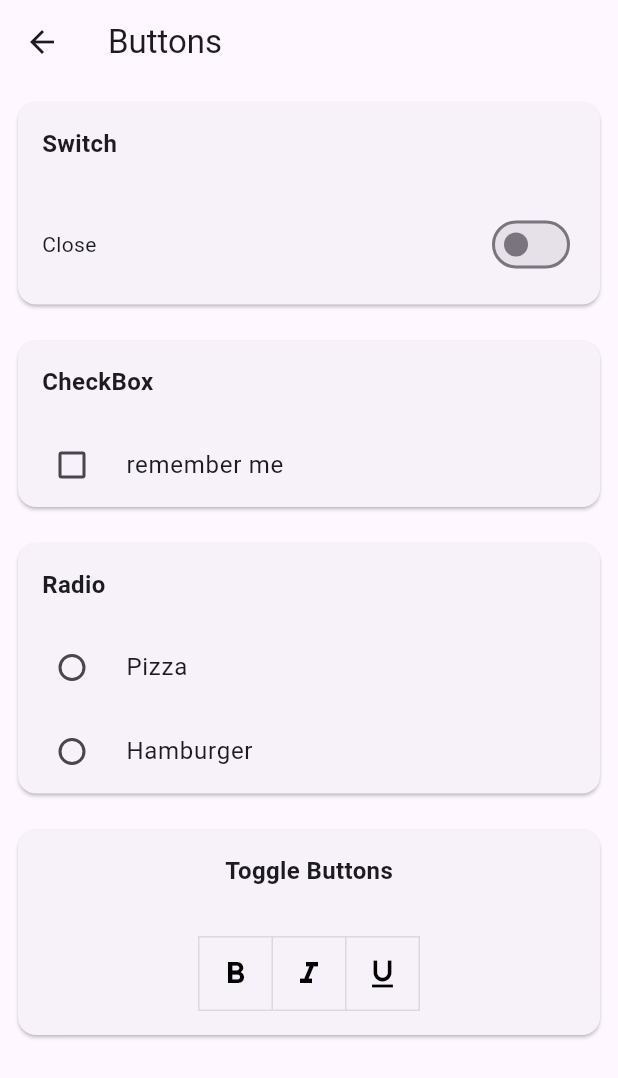
After one commit to ETOTEK-Mobil/ali_odev, a Flutter app: the ButtonsPage screen opened directly, on a phone screen of 412 x 824 dp. The commit adds this screen. Shown: the top 1078 px of the screen. Run offline on Flutter 3.47's test engine with Material 3 defaults, Android fonts, the phone set to English and light mode, and no system bars; our stand-ins replace cached_network_image, webview_flutter.

Commit message:
2. hafta eklendi

```diff
--- /dev/null
+++ b/lib/ui/view/hafta_2/Pages/buttons_page.dart
@@ -0,0 +1,235 @@
+import 'package:flutter/material.dart';
+import 'package:odev/core/constants/app_sizes.dart';
+
+class ButtonsPage extends StatefulWidget {
+  const ButtonsPage({super.key});
+
+  @override
+  State<ButtonsPage> createState() => _ButtonsPageState();
+}
+
+class _ButtonsPageState extends State<ButtonsPage> {
+
+  bool switchControl = false;
+  bool? rememberMe = false;
+  int? radioValue = 0;
+  var toggleStatus = [false,false,false];
+  int? selectedToggleIndex = 0;
+
+  @override
+  Widget build(BuildContext context) {
+    return Scaffold(
+      appBar: AppBar(
+        title:const Text("Buttons"),
+      ),
+      body:SingleChildScrollView(
+        child: IntrinsicHeight(
+          child: Column(
+            children: [
+              Padding(
+                padding: const EdgeInsets.all(8.0),
+                child: Card(
+                  child: Column(
+                    children: [
+                      const Row(
+                        children: [
+                          Padding(
+                            padding: EdgeInsets.all(AppSize.md),
+                            child: Text("Switch",style: TextStyle(
+                              fontSize: AppSize.md,
+                              fontWeight: FontWeight.w700
+                            ),),
+                          )
+                        ],
+                      ),
+                      Row(
+                        mainAxisAlignment: MainAxisAlignment.spaceBetween,
+                        children: [
+                          Padding(
+                            padding:const EdgeInsets.all(AppSize.md),
+                            child: Text(switchControl ? "Open":"Close",
+                            style: TextStyle(
+                              fontWeight: toggleStatus[0] ? FontWeight.w700 : FontWeight.normal,
+                              fontStyle: toggleStatus[1] ? FontStyle.italic : FontStyle.normal,
+                              decoration: toggleStatus[2] ? TextDecoration.underline : TextDecoration.none,
+                              ),
+                              ),
+                          ),
+                          Padding(
+                            padding: const EdgeInsets.all(AppSize.md),
+                            child: Switch(
+                              activeTrackColor: Colors.green,
+                              value: switchControl,
+                              onChanged: (data){
+                                setState(() {
+                                  switchControl = data;
+                                });
+                              }
+                              ),
+                          )
+                        ],
+                      )
+                    ],
+                  )
+                ),
+              ),
+              Padding(
+                padding:const EdgeInsets.all(8.0),
+                child: Card(
+                  child: Column(
+                    children: [
+                      const Row(
+                        children: [
+                          Padding(
+                            padding: EdgeInsets.all(AppSize.md),
+                            child: Text("CheckBox",style: TextStyle(
+                              fontWeight: FontWeight.w700,
+                              fontSize: AppSize.md
+                            ),),
+                          ),
+
+                        ],
+                      ),
+                      Row(
+                        children: [
+                          IntrinsicWidth(
+                            child: CheckboxListTile(
+                              activeColor: Colors.green,
+                              title: Text("remember me",
+                              style: TextStyle(
+                                fontWeight: toggleStatus[0] ? FontWeight.w700 : FontWeight.normal,
+                                fontStyle: toggleStatus[1] ? FontStyle.italic : FontStyle.normal,
+                                decoration: toggleStatus[2] ? TextDecoration.underline : TextDecoration.none,
+                                ),
+                                ),
+                              value: rememberMe,
+                              controlAffinity: ListTileControlAffinity.leading,
+                              onChanged: (bool? data){
+                                setState(() {
+                                  rememberMe = data;
+                                });
+                              }
+                              ),
+                          ),
+                        ],
+                      )
+                    ],
+                  ),
+                ),
+              ),
+              Padding(
+                padding: const EdgeInsets.all(8.0),
+                child: Card(
+                  child: Column(
+                    children: [
+                      const Row(
+                        children: [
+                          Padding(
+                            padding: EdgeInsets.all(AppSize.md),
+                            child: Text("Radio",
+                            style: TextStyle(
+                              fontSize: AppSize.md,
+                              fontWeight: FontWeight.w700
+                            ),
+                            ),
+                          )
+                        ],
+                      ),
+                      Row(
+                        children: [
+                          IntrinsicWidth(
+                            child: RadioListTile(
+                              title: Text("Pizza",
+                              style: TextStyle(
+                                fontWeight: toggleStatus[0] ? FontWeight.w700 : FontWeight.normal,
+                                fontStyle: toggleStatus[1] ? FontStyle.italic : FontStyle.normal,
+                                decoration: toggleStatus[2] ? TextDecoration.underline : TextDecoration.none,
+                                ),
+                                ),
+                              value: 1,
+                              groupValue: radioValue,
+                              onChanged: (int? data){
+                                setState(() {
+                                  radioValue = data;
+                                });
+                              }
+                              ),
+                          )
+                        ],
+                      ),
+                      Row(
+                        children: [
+                          IntrinsicWidth(
+                            child: RadioListTile(
+                              title:Text("Hamburger",
+                              style: TextStyle(
+                                fontWeight: toggleStatus[0] ? FontWeight.w700 : FontWeight.normal,
+                                fontStyle: toggleStatus[1] ? FontStyle.italic : FontStyle.normal,
+                                decoration: toggleStatus[2] ? TextDecoration.underline : TextDecoration.none,
+                                ),
+                                ),
+                              value: 2,
+                              groupValue: radioValue,
+                              onChanged: (int? data){
+                                setState(() {
+                                  radioValue = data;
+                                });
+                              }
+                            ),
+                          )
+                        ],
+                      )
+                    ],
+                  )
+                ),
+              ),
+              Padding(
+                padding: const EdgeInsets.all(8.0),
+                child: Card(
+                  child: Column(
+                    children: [
+                      const Row(
+                        mainAxisAlignment: MainAxisAlignment.center,
+                        children: [
+                          Padding(
+                            padding: EdgeInsets.all(AppSize.md),
+                            child: Text("Toggle Buttons",
+                            style: TextStyle(
+                              fontSize: AppSize.md,
+                              fontWeight: FontWeight.w700
+                            ),),
+                          ),
+                        ],
+                      ),
+                      IntrinsicWidth(
+                        child: Padding(
+                          padding: const EdgeInsets.all(AppSize.md),
+                          child: ToggleButtons(
+                            isSelected: toggleStatus,
+                            onPressed: (int ?data){
+                              setState(() {
+                                selectedToggleIndex = data;
+                                toggleStatus[data!] = !toggleStatus[data];
+                              });
+                            },
+                            color: Colors.black,
+                            selectedColor: Colors.green,
+                            children:const [
+                              Icon(Icons.format_bold),
+                              Icon(Icons.format_italic),
+                              Icon(Icons.format_underline),
+                            ],
+                            ),
+                        ),
+                      )
+                    ],
+                  ),
+                ),
+              )
+            ],
+          ),
+        ),
+      )
+    );
+  }
+}
--- a/lib/ui/view/home/home_view.dart
+++ b/lib/ui/view/home/home_view.dart
@@ -16,7 +16,7 @@ class HomeView extends StatefulWidget {
 class _HomeViewState extends State<HomeView> {
   final List<Widget> _tabs = [
     const Hafta1View(),
-    const Hafta2View(),
+    Hafta2View(),
     const Hafta3View(),
     const Hafta4View(),
     const Hafta5View(),
--- a/pubspec.yaml
+++ b/pubspec.yaml
@@ -9,6 +9,9 @@ environment:
 dependencies:
   flutter:
     sdk: flutter
+  webview_flutter: ^4.0.6
+  cached_network_image: ^3.2.1
+  intl: ^0.18.1
 
 dev_dependencies:
   flutter_test:
@@ -17,3 +20,6 @@ dev_dependencies:
 
 flutter:
   uses-material-design: true
+  assets:
+   - "lib/images/etotek.png"
+   - "lib/images/etotek.ico"
```
Also changed, not shown: lib/ui/utils/auth_validators.dart (added, +26 -0 lines), lib/ui/view/hafta_2/Pages/images_page.dart (added, +36 -0 lines), lib/ui/view/hafta_2/Pages/picker_page.dart (added, +107 -0 lines), lib/ui/view/hafta_2/Pages/progress_slider_bar_page.dart (added, +54 -0 lines), lib/ui/view/hafta_2/Pages/text_text_filed_page.dart (added, +91 -0 lines), lib/ui/view/hafta_2/Pages/webview_page.dart (added, +55 -0 lines), lib/ui/view/hafta_2/hafta_2_view.dart (+41 -2 lines), lib/ui/widgets/buttons/common_button.dart (added, +22 -0 lines), lib/images/etotek.png (added), lib/ui/utils/util.dart (deleted), pubspec.lock, 10 other files.
